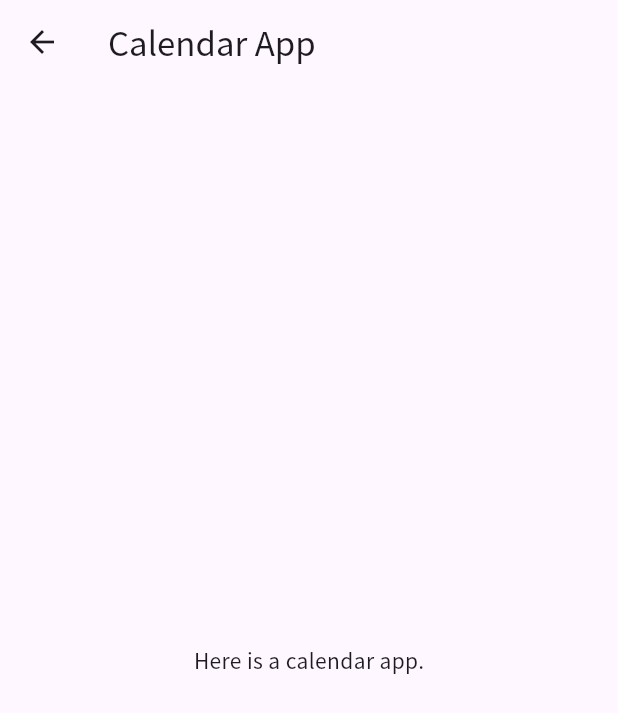
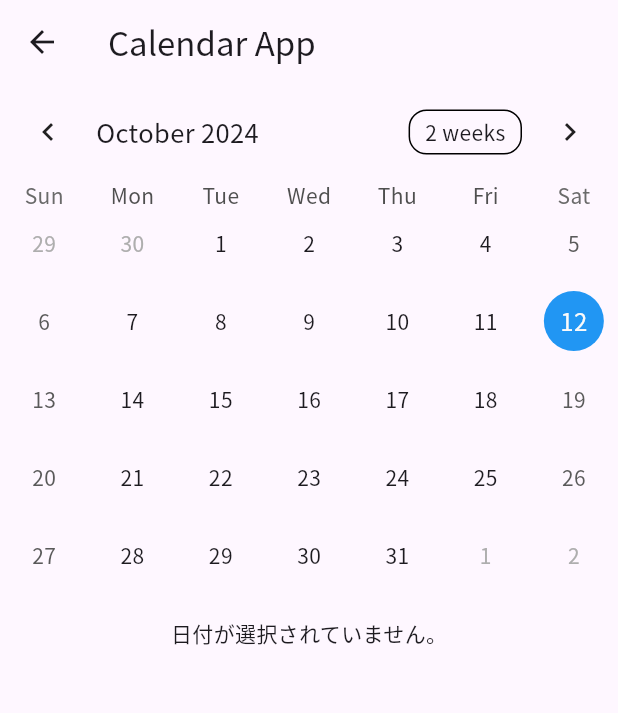
Before and after one commit to ishii-kanade/ishii-kanade.github.io, a Flutter app: the CalendarApp screen opened directly, on a phone screen of 412 x 824 dp. Shown: the top 713 px of the screen. Run offline on Flutter 3.47's test engine with Material 3 defaults, Android fonts, the phone set to English and light mode, and no system bars; drawn by our look-alikes of table_calendar; our stand-ins replace chewie, google_fonts, video_player; network calls fail.

Commit message:
カレンダーアプリの実装

```diff
--- /dev/null
+++ b/flutter_app/lib/pages/calendar/calendar_app.dart
@@ -0,0 +1,62 @@
+import 'package:flutter/material.dart';
+import 'package:provider/provider.dart';
+import 'package:table_calendar/table_calendar.dart';
+import 'calendar_view_model.dart'; // ViewModelをインポート
+
+class CalendarApp extends StatelessWidget {
+  const CalendarApp({super.key});
+
+  @override
+  Widget build(BuildContext context) {
+    return ChangeNotifierProvider(
+      create: (_) => CalendarViewModel(),
+      child: Scaffold(
+        appBar: AppBar(
+          title: const Text('Calendar App'),
+        ),
+        body: Column(
+          children: [
+            // カレンダー部分
+            Consumer<CalendarViewModel>(
+              builder: (context, viewModel, child) {
+                return TableCalendar(
+                  firstDay: DateTime.utc(2020, 1, 1),
+                  lastDay: DateTime.utc(2030, 12, 31),
+                  focusedDay: viewModel.focusedDay,
+                  selectedDayPredicate: (day) {
+                    return isSameDay(viewModel.selectedDay, day);
+                  },
+                  onDaySelected: (selectedDay, focusedDay) {
+                    viewModel.selectDay(selectedDay, focusedDay);
+                  },
+                  calendarStyle: const CalendarStyle(
+                    todayDecoration: BoxDecoration(
+                      color: Colors.blue,
+                      shape: BoxShape.circle,
+                    ),
+                    selectedDecoration: BoxDecoration(
+                      color: Colors.orange,
+                      shape: BoxShape.circle,
+                    ),
+                  ),
+                );
+              },
+            ),
+            const SizedBox(height: 16),
+            // 選択された日付の表示
+            Consumer<CalendarViewModel>(
+              builder: (context, viewModel, child) {
+                return viewModel.selectedDay != null
+                    ? Text(
+                        '選択された日付: ${viewModel.selectedDay!.year}-${viewModel.selectedDay!.month}-${viewModel.selectedDay!.day}',
+                        style: const TextStyle(fontSize: 20),
+                      )
+                    : const Text('日付が選択されていません。');
+              },
+            ),
+          ],
+        ),
+      ),
+    );
+  }
+}
--- /dev/null
+++ b/flutter_app/lib/pages/calendar/calendar_view_model.dart
@@ -0,0 +1,15 @@
+import 'package:flutter/material.dart';
+
+class CalendarViewModel extends ChangeNotifier {
+  DateTime _focusedDay = DateTime.now();
+  DateTime? _selectedDay;
+
+  DateTime get focusedDay => _focusedDay;
+  DateTime? get selectedDay => _selectedDay;
+
+  void selectDay(DateTime selectedDay, DateTime focusedDay) {
+    _selectedDay = selectedDay;
+    _focusedDay = focusedDay;
+    notifyListeners(); // 状態が変更されたことを通知
+  }
+}
--- a/flutter_app/lib/pages/calendar_app.dart
+++ /dev/null
@@ -1,17 +0,0 @@
-import 'package:flutter/material.dart';
-
-class CalendarApp extends StatelessWidget {
-  const CalendarApp({super.key});
-
-  @override
-  Widget build(BuildContext context) {
-    return Scaffold(
-      appBar: AppBar(
-        title: const Text('Calendar App'),
-      ),
-      body: const Center(
-        child: Text('Here is a calendar app.'),
-      ),
-    );
-  }
-}
--- a/flutter_app/lib/pages/mini_app_list_page.dart
+++ b/flutter_app/lib/pages/mini_app_list_page.dart
@@ -1,5 +1,5 @@
 import 'package:flutter/material.dart';
-import 'package:flutter_app/pages/calendar_app.dart';
+import 'package:flutter_app/pages/calendar/calendar_app.dart';
 import 'package:flutter_app/pages/timer_app.dart';
 
 class MiniAppListPage extends StatelessWidget {
--- a/flutter_app/pubspec.yaml
+++ b/flutter_app/pubspec.yaml
@@ -33,6 +33,8 @@ dependencies:
   google_fonts: ^6.2.1
   video_player: ^2.4.5
   chewie: ^1.3.4
+  table_calendar: ^3.0.0
+  provider: ^6.0.0
 
 
   # The following adds the Cupertino Icons font to your application.
```
Also changed, not shown: flutter_app/pubspec.lock.
